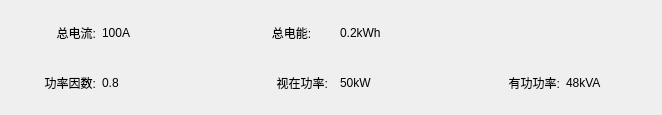
This is BusBar-Qt/branch/box/boxtotalwid.ui in luozhiyong131/BusBar as Qt 5 draws it before an edit. The edited form follows.
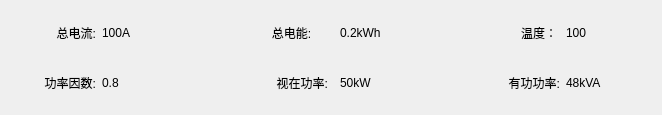
This is the edited form.

```diff
--- a/BusBar-Qt/branch/box/boxtotalwid.ui
+++ b/BusBar-Qt/branch/box/boxtotalwid.ui
@@ -146,7 +146,7 @@
       </size>
      </property>
      <property name="text">
-      <string/>
+      <string>温度：</string>
      </property>
      <property name="alignment">
       <set>Qt::AlignRight|Qt::AlignTrailing|Qt::AlignVCenter</set>
@@ -168,7 +168,7 @@
       </size>
      </property>
      <property name="text">
-      <string/>
+      <string>100</string>
      </property>
     </widget>
    </item>
```
Left out of the diff: 2 changed lines with no effect on the pictures.
